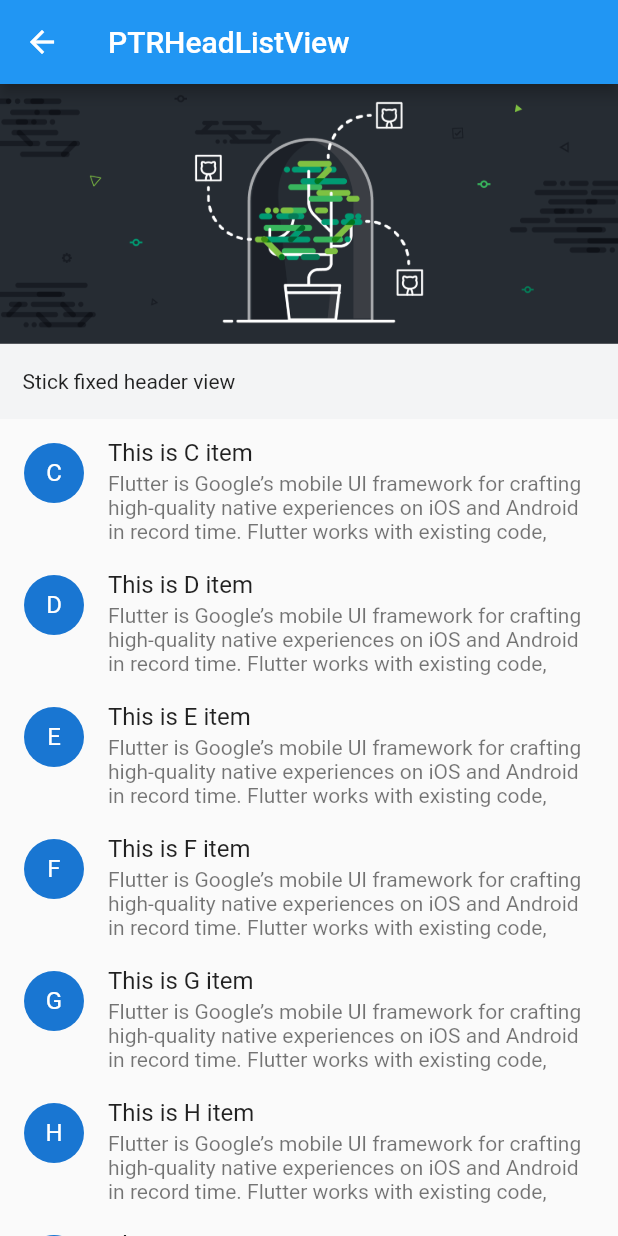
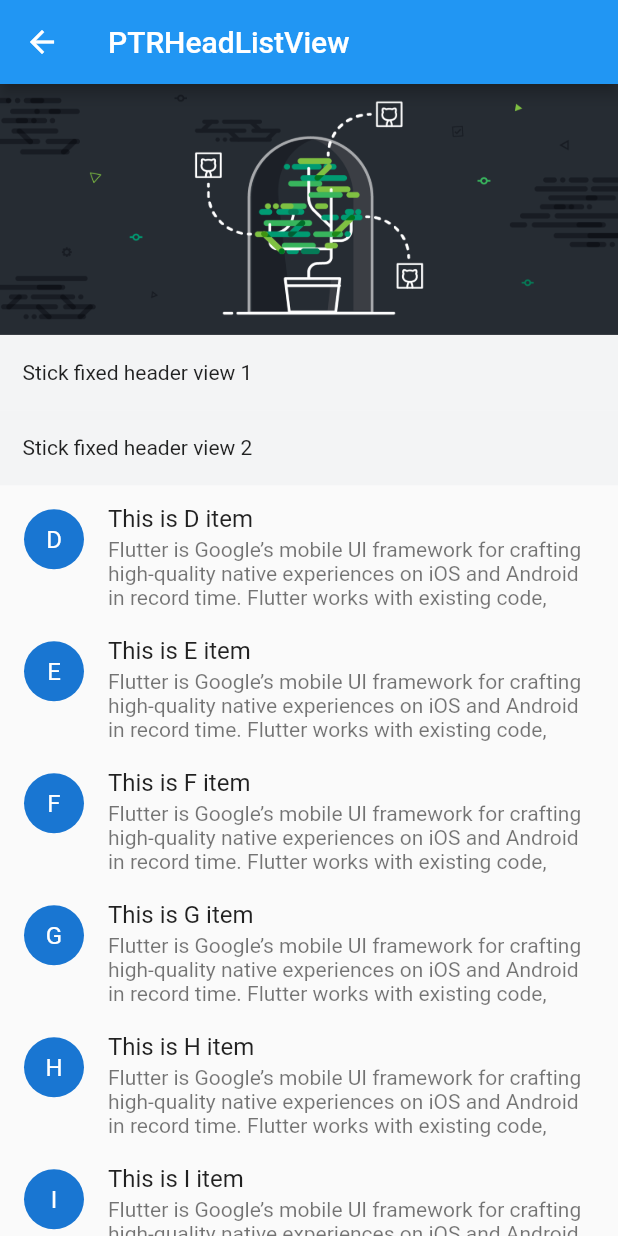
Before and after one commit to snajdan0525/Flutter-Action, a Flutter app: the screen it shows after launch, after a tap on "Facebook", on a phone screen of 412 x 824 dp. Run offline on Flutter 3.47's test engine with Material 2 defaults, Android fonts, the phone set to English and light mode, and no system bars; our stand-ins replace cached_network_image; missing offline and left inert: lpinyin; network calls fail.

Commit message:
PTRHeadListview , make stick header view stickable when listview is scrolling  .....there are some bugs and extendable function shall be comleted

```diff
--- a/lib/detailview/detail.dart
+++ b/lib/detailview/detail.dart
@@ -6,20 +6,45 @@ import 'package:flutter_action/view/city_list_view.dart';
 import 'package:flutter_action/view/pull_to_refresh_header_stick_list_view.dart';
 
 class DetailView extends StatelessWidget {
+  GlobalKey headKey_first = new GlobalKey();
+  GlobalKey headKey_second = new GlobalKey();
+  GlobalKey headKey_third = new GlobalKey();
   @override
   Widget build(BuildContext context) {
 //    return  PTRListViewWidget();
 //      return SimpleDataViewWidget();
+    Image image = new Image.asset(
+      'data_repo/img/banner/header_img.png',
+      key: headKey_first,
+      height: 167.5,
+      fit: BoxFit.fill,
+    );
     return PTRHeaderListViewWidget(
-      stickHeaderPos: 0,
+      stickHeaderPos: 2,
+      stickWidget: Container(
+        alignment: Alignment.centerLeft,
+        color: Color(0xfff3f4f5),
+        padding: const EdgeInsets.only(left: 15.0),
+        height: 50.0,
+        child: Text("Stick fixed header view 2"),
+      ),
       children: <Widget>[
-        Image(image: new AssetImage('data_repo/img/banner/header_img.png')),
+        image,
         Container(
+          key: headKey_second,
           alignment: Alignment.centerLeft,
           color: Color(0xfff3f4f5),
           padding: const EdgeInsets.only(left: 15.0),
           height: 50.0,
-          child: Text("Stick fixed header view"),
+          child: Text("Stick fixed header view 1"),
+        ),
+        Container(
+          key: headKey_third,
+          alignment: Alignment.centerLeft,
+          color: Color(0xfff3f4f5),
+          padding: const EdgeInsets.only(left: 15.0),
+          height: 50.0,
+          child: Text("Stick fixed header view 2"),
         ),
       ],
     );
--- a/lib/view/pull_to_refresh_header_stick_list_view.dart
+++ b/lib/view/pull_to_refresh_header_stick_list_view.dart
@@ -1,6 +1,6 @@
 import 'package:flutter/material.dart';
 import 'dart:async';
-
+import 'package:flutter_action/view/photo_gridview.dart';
 /*
 document url
 https://docs.flutter.io/flutter/material/RefreshIndicator-class.html
@@ -8,11 +8,13 @@ https://docs.flutter.io/flutter/material/RefreshIndicator-class.html
 class PTRHeaderListViewWidget extends StatefulWidget {
   final List<Widget> children;
   final int stickHeaderPos;
+  final Widget stickWidget;
 
   const PTRHeaderListViewWidget({
     Key key,
     this.children = const <Widget>[],
     this.stickHeaderPos = 0,
+    this.stickWidget,
   }) : super(key: key);
 
   static const String routeName = 'unknow';
@@ -23,6 +25,7 @@ class PTRHeaderListViewWidget extends StatefulWidget {
 
 class PTRHeaderListViewWidgetState extends State<PTRHeaderListViewWidget> {
   bool isLoading = false; // 是否正在请求数据中
+  bool _visable = false;
   final GlobalKey<RefreshIndicatorState> _refreshIndicatorKey =
       GlobalKey<RefreshIndicatorState>();
   List items = new List();
@@ -46,27 +49,57 @@ class PTRHeaderListViewWidgetState extends State<PTRHeaderListViewWidget> {
   ScrollController _scrollController = new ScrollController();
   int _headerCount;
   Widget _stickWidget;
-  int _stickWidgetHeight;
+  double _stickWidgetHeight;
+
   @override
   void initState() {
+    WidgetsBinding.instance.addPostFrameCallback(_afterLayout);
     super.initState();
     items.addAll(_items);
     _init();
     _scrollController.addListener(() {
-      // 如果下拉的当前位置到scroll的最下面
+      _handleStick(_scrollController.offset);
       if (_scrollController.position.pixels ==
           _scrollController.position.maxScrollExtent) {
+        // 如果下拉的当前位置到scroll的最下面
         _handleLoadMore();
       }
     });
   }
 
+  double _stickOffset = 0.0;
 
-  void _init(){
+  _handleStick(double offset) {
+    if (offset >= _stickOffset)
+      setState(() {
+        _visable = true;
+      });
+    else {
+      setState(() {
+        _visable = false;
+      });
+    }
+  }
+
+  _afterLayout(_) {
+    for (int i = 0; i < widget.stickHeaderPos; i++) {
+      GlobalKey headerKey = widget.children[i].key;
+      _stickOffset = _stickOffset +
+          headerKey.currentContext.findRenderObject().paintBounds.size.height;
+      print('_stickOffset $_stickOffset');
+    }
+
+    GlobalKey stickKey = widget.children[widget.stickHeaderPos].key;
+    _stickWidgetHeight =
+        stickKey.currentContext.findRenderObject().paintBounds.size.height;
+    print('_stickWidgetHeight $_stickWidgetHeight');
+  }
+
+  void _init() {
     _headerCount = widget.children.length;
-    _stickWidget = widget.children[widget.stickHeaderPos];
-//    _stickWidgetHeight = _stickWidget
+    _stickWidget = widget.stickWidget;
   }
+
   @override
   void dispose() {
     super.dispose();
@@ -75,36 +108,20 @@ class PTRHeaderListViewWidgetState extends State<PTRHeaderListViewWidget> {
 
   @override
   Widget build(BuildContext context) {
-    return Scaffold(
-      appBar: AppBar(
-        title: const Text('PTRHeadListView'),
-      ),
-      body: RefreshIndicator(
+    var children = <Widget>[
+      RefreshIndicator(
           color: Colors.blue,
           key: _refreshIndicatorKey,
           onRefresh: _handleRefresh,
           child: ListView.builder(
             controller: _scrollController,
+            cacheExtent: 10.0,
             itemCount: items.length + 1,
             itemBuilder: (BuildContext context, int index) {
+              print('index $index');
               if (index == items.length) {
                 return _buildLoadMoreProgressIndicator();
               }
-//              if (index == 0) {
-//                return Image(
-//                    image:
-//                        new AssetImage('data_repo/img/banner/header_img.png'));
-//              }
-//              if (index == 1) {
-//                return Container(
-//                  alignment: Alignment.centerLeft,
-//                  color: Color(0xfff3f4f5),
-//                  padding: const EdgeInsets.only(left: 15.0),
-//                  height: 50.0,
-//                  child: Text("Stick fixed header view"),
-//                );
-//              }
-
               if (index <= _headerCount - 1) {
                 return widget.children[index];
               }
@@ -118,6 +135,23 @@ class PTRHeaderListViewWidgetState extends State<PTRHeaderListViewWidget> {
               );
             },
           )),
+    ];
+    if (widget.stickWidget != null) {
+      children.add(Positioned(
+        top: 0.0,
+        left: 0.0,
+        right: 0.0,
+        child: Opacity(
+          opacity: _visable ? 1.0 : 0.0,
+          child: widget.stickWidget,
+        ),
+      ));
+    }
+    return Scaffold(
+      appBar: AppBar(
+        title: const Text('PTRHeadListView'),
+      ),
+      body: Stack(children: children),
     );
   }
 
```
